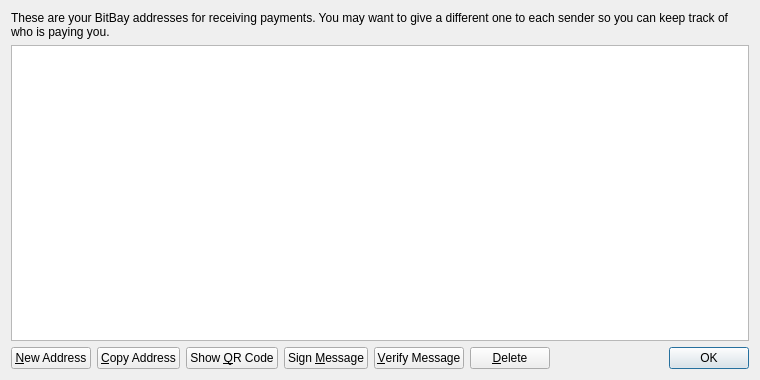
Before: the Qt Designer form src/qt/forms/addressbookpage.ui in dzimbeck/BitBay, drawn with Qt 5.
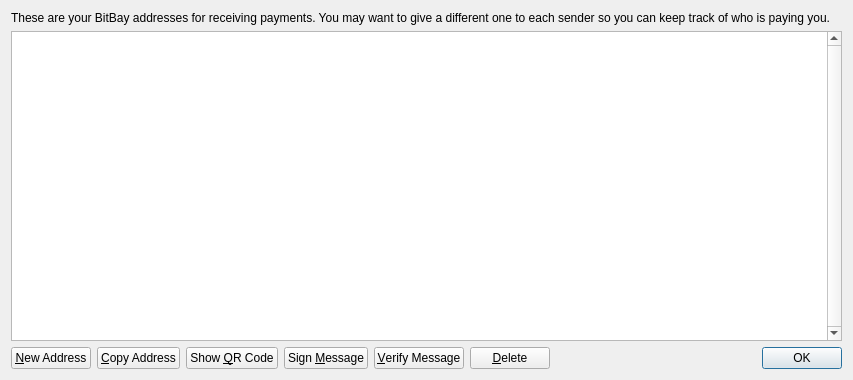
After: the same form once the commit is applied.

Patch:
```diff
--- a/src/qt/forms/addressbookpage.ui
+++ b/src/qt/forms/addressbookpage.ui
@@ -6,7 +6,7 @@
    <rect>
     <x>0</x>
     <y>0</y>
-    <width>760</width>
+    <width>853</width>
     <height>380</height>
    </rect>
   </property>
@@ -35,6 +35,9 @@
      <property name="toolTip">
       <string>Double-click to edit address or label</string>
      </property>
+     <property name="verticalScrollBarPolicy">
+      <enum>Qt::ScrollBarAlwaysOn</enum>
+     </property>
      <property name="tabKeyNavigation">
       <bool>false</bool>
      </property>
```
Left out of the diff: 4 changed lines with no effect on the pictures.
